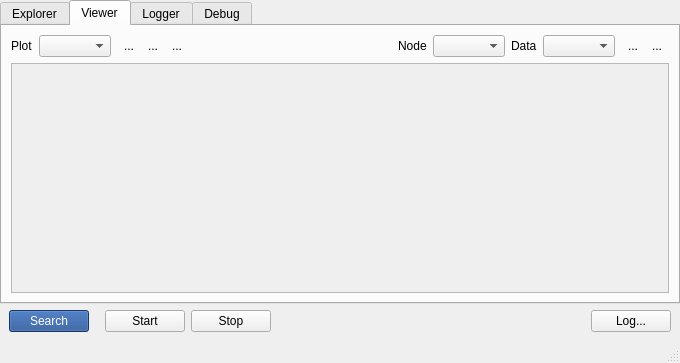
First picture: the form in gui/qkexplorerwidget.ui, repository QkThings/qkdaemon_old, before the edit.
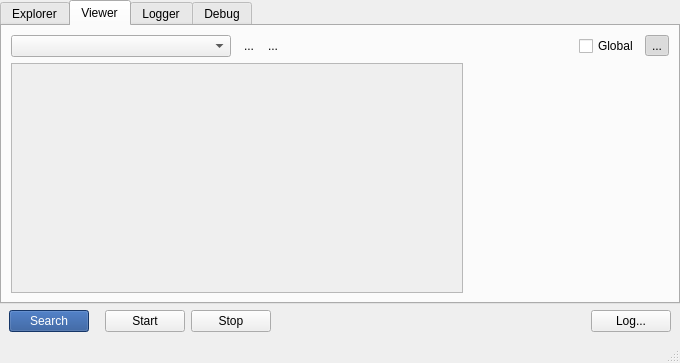
Second picture: the form after the edit. Icons and pictures are not drawn. Custom widgets are drawn as their Qt base class.

```diff
--- a/gui/qkexplorerwidget.ui
+++ b/gui/qkexplorerwidget.ui
@@ -218,15 +218,21 @@
         <item>
          <layout class="QHBoxLayout" name="horizontalLayout_9">
           <item>
-           <widget class="QLabel" name="label_5">
-            <property name="text">
-             <string>Plot</string>
+           <widget class="QComboBox" name="viewer_comboPlot">
+            <property name="minimumSize">
+             <size>
+              <width>220</width>
+              <height>0</height>
+             </size>
+            </property>
+            <property name="maximumSize">
+             <size>
+              <width>220</width>
+              <height>16777215</height>
+             </size>
             </property>
            </widget>
           </item>
-          <item>
-           <widget class="QComboBox" name="viewer_comboPlot"/>
-          </item>
           <item>
            <layout class="QHBoxLayout" name="horizontalLayout_3">
             <property name="spacing">
@@ -260,20 +266,6 @@
               </property>
              </widget>
             </item>
-            <item>
-             <widget class="QToolButton" name="toolButton">
-              <property name="text">
-               <string>...</string>
-              </property>
-              <property name="icon">
-               <iconset resource="../resources/icons/icons.qrc">
-                <normaloff>:/icons/settings_16.png</normaloff>:/icons/settings_16.png</iconset>
-              </property>
-              <property name="autoRaise">
-               <bool>true</bool>
-              </property>
-             </widget>
-            </item>
            </layout>
           </item>
           <item>
@@ -290,62 +282,43 @@
            </spacer>
           </item>
           <item>
-           <widget class="QLabel" name="label_3">
+           <widget class="QCheckBox" name="viewer_checkGlobal">
             <property name="text">
-             <string>Node</string>
+             <string>Global</string>
             </property>
            </widget>
           </item>
           <item>
-           <widget class="QComboBox" name="viewer_comboNode"/>
-          </item>
-          <item>
-           <widget class="QLabel" name="label_4">
+           <widget class="QToolButton" name="viewer_buttonPlotSettings">
             <property name="text">
-             <string>Data</string>
+             <string>...</string>
             </property>
+            <property name="icon">
+             <iconset resource="../resources/icons/icons.qrc">
+              <normaloff>:/icons/settings_16.png</normaloff>:/icons/settings_16.png</iconset>
+            </property>
+            <property name="checkable">
+             <bool>true</bool>
+            </property>
+            <property name="checked">
+             <bool>true</bool>
+            </property>
+            <property name="autoRaise">
+             <bool>true</bool>
+            </property>
            </widget>
           </item>
-          <item>
-           <widget class="QComboBox" name="viewer_comboData"/>
-          </item>
           <item>
            <layout class="QHBoxLayout" name="horizontalLayout_8">
             <property name="spacing">
              <number>0</number>
             </property>
-            <item>
-             <widget class="QToolButton" name="button_addWaveform">
-              <property name="text">
-               <string>...</string>
-              </property>
-              <property name="icon">
-               <iconset resource="../resources/icons/icons.qrc">
-                <normaloff>:/icons/plus_16.png</normaloff>:/icons/plus_16.png</iconset>
-              </property>
-              <property name="autoRaise">
-               <bool>true</bool>
-              </property>
-             </widget>
-            </item>
-            <item>
-             <widget class="QToolButton" name="button_removeWaveform">
-              <property name="text">
-               <string>...</string>
-              </property>
-              <property name="icon">
-               <iconset resource="../resources/icons/icons.qrc">
-                <normaloff>:/icons/minus_16.png</normaloff>:/icons/minus_16.png</iconset>
-              </property>
-              <property name="autoRaise">
-               <bool>true</bool>
-              </property>
-             </widget>
-            </item>
            </layout>
           </item>
          </layout>
         </item>
+        <item>
+         <layout class="QHBoxLayout" name="horizontalLayout_10">
         <item>
          <widget class="QScrollArea" name="plottingArea">
           <property name="widgetResizable">
@@ -356,8 +329,8 @@
             <rect>
              <x>0</x>
              <y>0</y>
-             <width>656</width>
-             <height>199</height>
+               <width>448</width>
+               <height>197</height>
             </rect>
            </property>
            <layout class="QVBoxLayout" name="verticalLayout_12">
@@ -380,6 +353,24 @@
           </widget>
          </widget>
         </item>
+          <item>
+           <widget class="PlotSettings" name="plotSettings" native="true">
+            <property name="minimumSize">
+             <size>
+              <width>200</width>
+              <height>0</height>
+             </size>
+            </property>
+            <property name="maximumSize">
+             <size>
+              <width>250</width>
+              <height>16777215</height>
+             </size>
+            </property>
+           </widget>
+          </item>
+         </layout>
+        </item>
        </layout>
       </widget>
       <widget class="QWidget" name="loggerTab">
@@ -1126,6 +1117,12 @@
    <header>boardpanel.h</header>
    <container>1</container>
   </customwidget>
+  <customwidget>
+   <class>PlotSettings</class>
+   <extends>QWidget</extends>
+   <header>plotsettings.h</header>
+   <container>1</container>
+  </customwidget>
  </customwidgets>
  <resources>
   <include location="../resources/icons/icons.qrc"/>
```
Left out of the diff: 4 changed lines with no effect on the pictures. Lines whose indentation alone changed are shown as unchanged.
